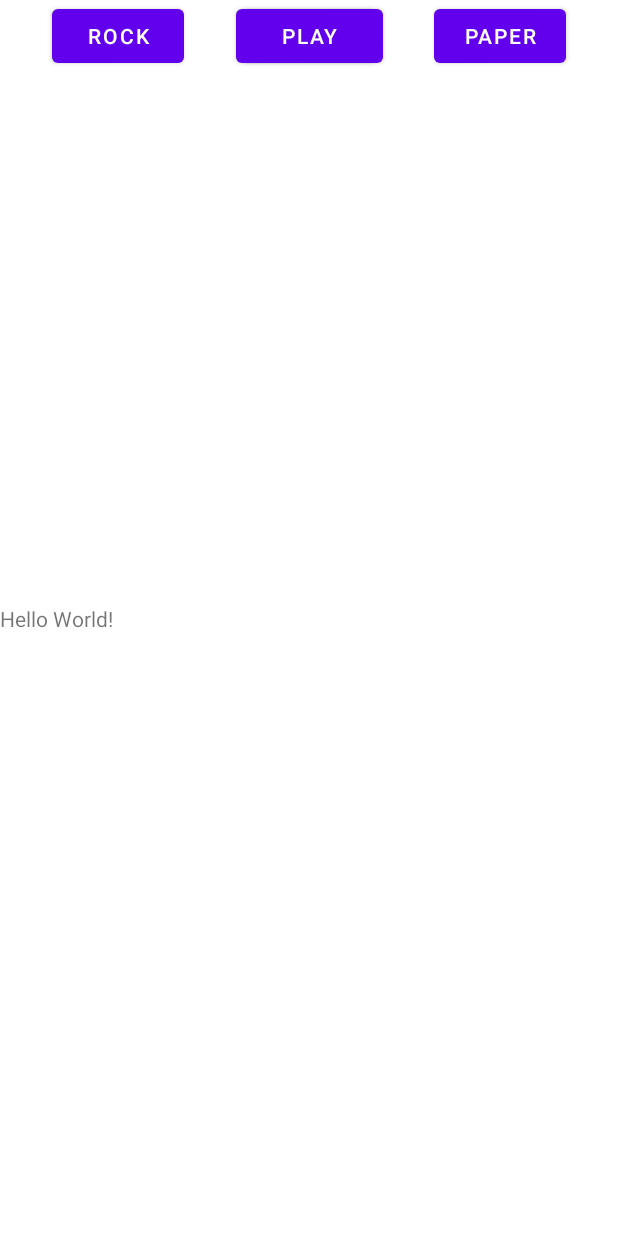
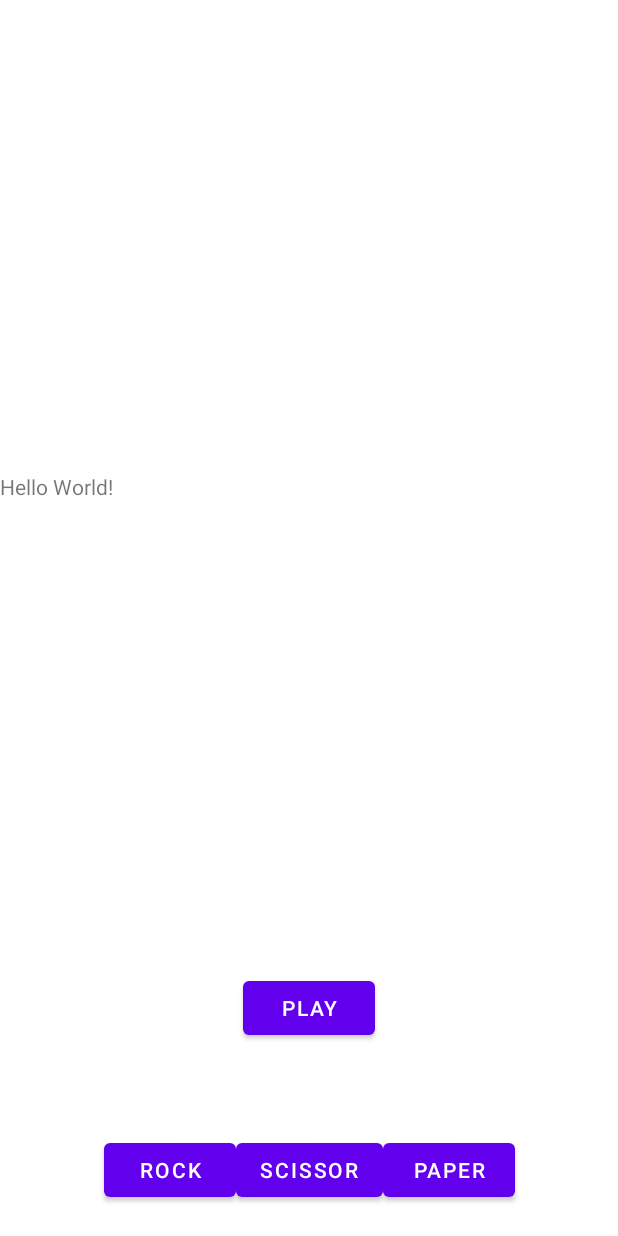
Before and after one commit to roefwin2/MyCoachAppRepository, an Android app: the layout activity_main.xml on its own in the app's theme, with its tools: preview values and no code run, on a phone screen of 412 x 824 dp. Run offline under Robolectric (Android 15) with nearby library versions, the phone set to English and light mode, and no system bars.

```diff
--- a/app/build.gradle
+++ b/app/build.gradle
@@ -29,6 +29,9 @@ android {
     kotlinOptions {
         jvmTarget = '1.8'
     }
+    buildFeatures {
+        viewBinding true
+    }
 }
 
 dependencies {
--- a/app/src/main/java/com/example/myshifoumi/models/game/Game.kt
+++ b/app/src/main/java/com/example/myshifoumi/models/game/Game.kt
@@ -11,7 +11,9 @@ interface Game{
 
 data class PlayerVSComputerGame(val gamer1 : Gamer,val gamer2: Gamer) : Game {
     var playerSymbol : Symbol = Rock
-        get() = this.playerSymbol
+        get() {
+            return field
+        }
         set(value) {
         field = value
     }
--- a/app/src/main/java/com/example/myshifoumi/models/user/Gamer.kt
+++ b/app/src/main/java/com/example/myshifoumi/models/user/Gamer.kt
@@ -1,6 +1,8 @@
 package com.example.myshifoumi.models.user
 
+import com.example.myshifoumi.models.symbols.Paper
 import com.example.myshifoumi.models.symbols.Rock
+import com.example.myshifoumi.models.symbols.Scissor
 import com.example.myshifoumi.models.symbols.Symbol
 
 interface Gamer{
@@ -15,6 +17,7 @@ data class Player(val name : String, val score :Int): Gamer{
 data class Computer(val name : String,val score: Int) : Gamer{
 
     override fun playOneSymbol(chooseSymbol: Symbol): Symbol {
-      return Rock
+        val list = listOf(Rock, Paper, Scissor)
+        return list.random()
     }
 }
--- a/app/src/main/res/layout/activity_main.xml
+++ b/app/src/main/res/layout/activity_main.xml
@@ -7,40 +7,45 @@
     tools:context=".MainActivity">
 
     <Button
-        android:id="@+id/button4"
+        android:id="@+id/scissor"
         android:layout_width="wrap_content"
         android:layout_height="wrap_content"
+        android:layout_marginBottom="20dp"
         android:text="scissor"
-        app:layout_constraintEnd_toStartOf="@+id/button3"
+        app:layout_constraintBottom_toBottomOf="parent"
+        app:layout_constraintEnd_toStartOf="@+id/paper"
         app:layout_constraintHorizontal_bias="0.5"
-        app:layout_constraintStart_toEndOf="@+id/button2"
-        tools:layout_editor_absoluteY="617dp" />
+        app:layout_constraintStart_toEndOf="@+id/rock" />
 
     <Button
-        android:id="@+id/button3"
+        android:id="@+id/paper"
         android:layout_width="wrap_content"
         android:layout_height="wrap_content"
+        android:layout_marginBottom="20dp"
         android:text="paper"
+        app:layout_constraintBottom_toBottomOf="parent"
         app:layout_constraintEnd_toEndOf="parent"
         app:layout_constraintHorizontal_bias="0.5"
-        app:layout_constraintStart_toEndOf="@+id/button4"
-        tools:layout_editor_absoluteY="624dp" />
+        app:layout_constraintStart_toEndOf="@+id/scissor" />
 
     <Button
-        android:id="@+id/button2"
+        android:id="@+id/rock"
         android:layout_width="wrap_content"
         android:layout_height="wrap_content"
+        android:layout_marginBottom="20dp"
         android:text="rock"
-        app:layout_constraintEnd_toStartOf="@+id/button4"
+        app:layout_constraintBottom_toBottomOf="parent"
+        app:layout_constraintEnd_toStartOf="@+id/scissor"
         app:layout_constraintHorizontal_bias="0.5"
-        app:layout_constraintStart_toStartOf="parent"
-        tools:layout_editor_absoluteY="617dp" />
+        app:layout_constraintHorizontal_chainStyle="packed"
+        app:layout_constraintStart_toStartOf="parent" />
 
     <TextView
+        android:id="@+id/result"
         android:layout_width="0dp"
         android:layout_height="wrap_content"
         android:text="Hello World!"
-        app:layout_constraintBottom_toBottomOf="parent"
+        app:layout_constraintBottom_toTopOf="@+id/button"
         app:layout_constraintLeft_toLeftOf="parent"
         app:layout_constraintRight_toRightOf="parent"
         app:layout_constraintTop_toTopOf="parent" />
@@ -49,9 +54,10 @@
         android:id="@+id/button"
         android:layout_width="wrap_content"
         android:layout_height="wrap_content"
+        android:layout_marginBottom="60dp"
         android:text="play"
+        app:layout_constraintBottom_toTopOf="@+id/scissor"
         app:layout_constraintEnd_toEndOf="parent"
-        app:layout_constraintStart_toStartOf="parent"
-        tools:layout_editor_absoluteY="475dp" />
+        app:layout_constraintStart_toStartOf="parent" />
 
 </androidx.constraintlayout.widget.ConstraintLayout>
```
Also changed, not shown: app/src/main/java/com/example/myshifoumi/MainActivity.kt (+28 -2 lines).
